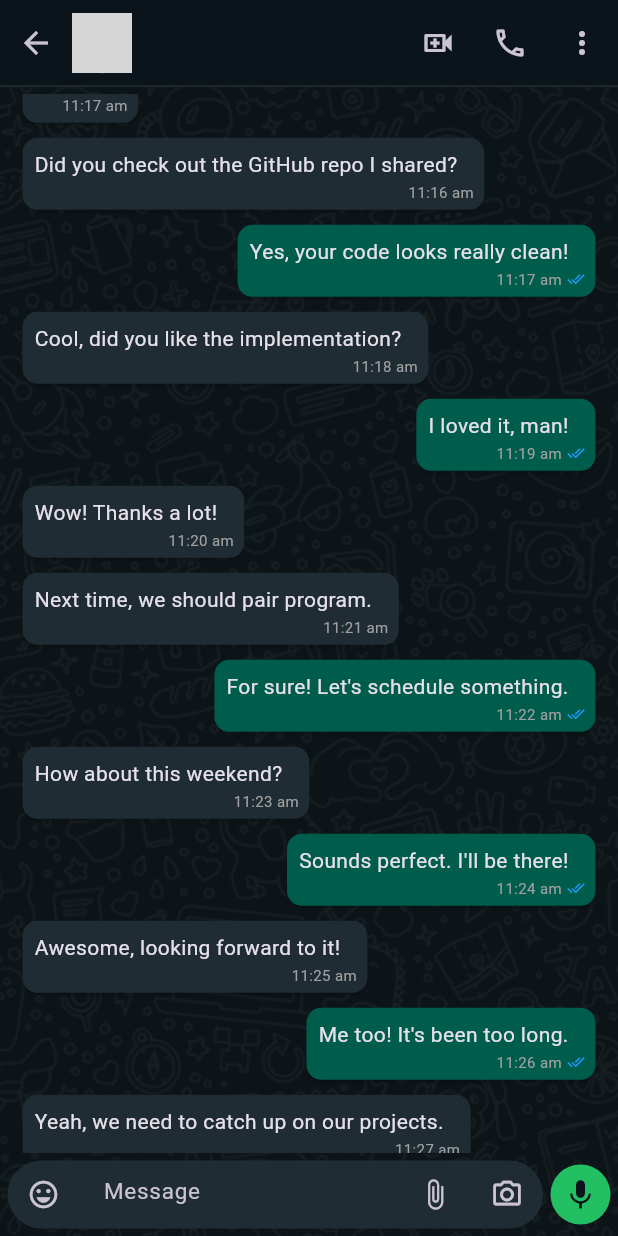
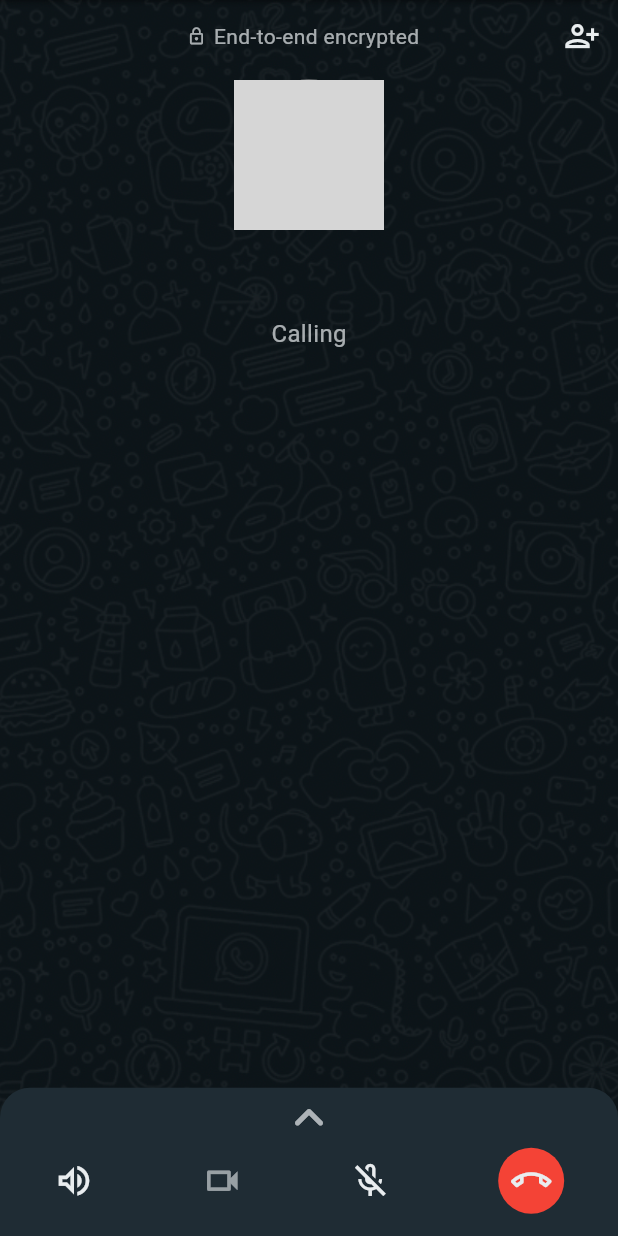
Before and after one commit to DevNadimm/WhatsApp-UI-Clone, a Flutter app: the MobileChatScreen screen opened directly with empty values, scrolled down 576 dp, after a tap on the "call" icon, on a phone screen of 412 x 824 dp. Run offline on Flutter 3.47's test engine with Material 3 defaults, Android fonts, the phone set to English and light mode, and no system bars; network calls fail; grey boxes are pictures that could not be loaded.

Commit message:
Audio call ui full done and button also work!

```diff
--- a/lib/info.dart
+++ b/lib/info.dart
@@ -266,7 +266,7 @@ final List<Map<String, String>> channels = [
 
 const calls = [
   {
-    'name': 'Ammu(2)',
+    'name': 'Ammu',
     'date': 'Today, 10:01 AM',
     'icon': Icons.arrow_upward,
     'profilePic':
--- /dev/null
+++ b/lib/screens/mobile_audio_call_screen.dart
@@ -0,0 +1,142 @@
+import 'package:flutter/material.dart';
+import 'package:whatsapp_clone/colors.dart';
+
+class MobileAudioCallScreen extends StatelessWidget {
+  const MobileAudioCallScreen(
+      {super.key, required this.name, required this.imgURL});
+
+  final String imgURL;
+  final String name;
+
+  @override
+  Widget build(BuildContext context) {
+    return Scaffold(
+      body: Container(
+        decoration: const BoxDecoration(
+          image: DecorationImage(
+            image: AssetImage('assets/backgroundImage.png'),
+            fit: BoxFit.cover,
+          ),
+        ),
+        child: SafeArea(
+          child: Column(
+            children: [
+              Row(
+                mainAxisAlignment: MainAxisAlignment.spaceBetween,
+                children: [
+                  const SizedBox(
+                    width: 40,
+                  ),
+                  Row(
+                    children: [
+                      Icon(
+                        Icons.lock_outline,
+                        size: 13,
+                        color: textColor.withOpacity(0.7),
+                      ),
+                      const SizedBox(
+                        width: 05,
+                      ),
+                      Text(
+                        'End-to-end encrypted',
+                        style: TextStyle(
+                          color: textColor.withOpacity(0.7),
+                        ),
+                      )
+                    ],
+                  ),
+                  IconButton(
+                    onPressed: () {},
+                    icon: const Icon(Icons.person_add_alt, color: textColor),
+                  ),
+                ],
+              ),
+              const SizedBox(
+                height: 5,
+              ),
+              CircleAvatar(
+                radius: 50,
+                backgroundColor: Colors.grey,
+                backgroundImage: NetworkImage(imgURL),
+              ),
+              const SizedBox(
+                height: 15,
+              ),
+              Text(
+                name,
+                style: const TextStyle(
+                    fontSize: 26,
+                    fontWeight: FontWeight.w400,
+                    color: textColor),
+              ),
+              const SizedBox(
+                height: 5,
+              ),
+              Text(
+                'Calling',
+                style: TextStyle(
+                  fontSize: 16,
+                  fontWeight: FontWeight.w400,
+                  color: textColor.withOpacity(0.7),
+                ),
+              ),
+              const Spacer(),
+              Container(
+                width: double.infinity,
+                height: MediaQuery.sizeOf(context).height * 0.12,
+                decoration: const BoxDecoration(
+                  color: mobileChatBoxColor,
+                  borderRadius: BorderRadius.only(
+                    topLeft: Radius.circular(20),
+                    topRight: Radius.circular(20),
+                  ),
+                ),
+                child: Column(
+                  children: [
+                    Icon(
+                      Icons.keyboard_arrow_up_rounded,
+                      size: 40,
+                      color: textColor.withOpacity(0.7),
+                    ),
+                    Row(
+                      mainAxisAlignment: MainAxisAlignment.spaceAround,
+                      children: [
+                        const Icon(
+                          Icons.volume_up_outlined,
+                          size: 27,
+                          color: textColor,
+                        ),
+                        Icon(
+                          Icons.videocam_outlined,
+                          size: 27,
+                          color: textColor.withOpacity(0.6),
+                        ),
+                        const Icon(
+                          Icons.mic_off_outlined,
+                          size: 27,
+                          color: textColor,
+                        ),
+                        InkWell(
+                          onTap: (){Navigator.pop(context);},
+                          child: const CircleAvatar(
+                            radius: 22,
+                            backgroundColor: Colors.red,
+                            child: Icon(
+                              Icons.call_end_outlined,
+                              size: 27,
+                              color: textColor,
+                            ),
+                          ),
+                        ),
+                      ],
+                    )
+                  ],
+                ),
+              )
+            ],
+          ),
+        ),
+      ),
+    );
+  }
+}
--- a/lib/screens/mobile_calls_screen.dart
+++ b/lib/screens/mobile_calls_screen.dart
@@ -107,6 +107,12 @@ class MobileCallsScreen extends StatelessWidget {
         ],
         body: const CallsList(),
       ),
+      floatingActionButton: FloatingActionButton(
+        onPressed: () {  },
+        backgroundColor: floatingActionButtonColor,
+        foregroundColor: floatingActionButtonIconColor,
+        child: const Icon(Icons.add_ic_call_rounded),
+      ),
     );
   }
 }
--- a/lib/widgets/calls_list.dart
+++ b/lib/widgets/calls_list.dart
@@ -1,6 +1,7 @@
 import 'package:flutter/material.dart';
 import 'package:whatsapp_clone/colors.dart';
 import 'package:whatsapp_clone/info.dart';
+import 'package:whatsapp_clone/screens/mobile_audio_call_screen.dart';
 
 class CallsList extends StatelessWidget {
   const CallsList({super.key});
@@ -29,14 +30,17 @@ class CallsList extends StatelessWidget {
                 child: Row(
                   children: [
                     Transform.rotate(
-                      angle: calls[index]['icon'] == Icons.arrow_upward ? 45 : 0.9,
+                      angle:
+                          calls[index]['icon'] == Icons.arrow_upward ? 45 : 0.9,
                       child: Icon(
-                        calls[index]['icon'] as IconData?, // Pass IconData directly
+                        calls[index]['icon'] as IconData?,
+                        // Pass IconData directly
                         size: 17,
                         color: floatingActionButtonColor,
                       ),
                     ),
-                    const SizedBox(width: 5), // Add spacing between icon and text
+                    const SizedBox(width: 5),
+                    // Add spacing between icon and text
                     Text(
                       calls[index]['date'].toString(),
                       style: const TextStyle(fontSize: 15, color: Colors.grey),
@@ -52,7 +56,17 @@ class CallsList extends StatelessWidget {
                 radius: 26,
               ),
               trailing: IconButton(
-                onPressed: () {},
+                onPressed: () {
+                  Navigator.push(
+                    context,
+                    MaterialPageRoute(
+                      builder: (_) => MobileAudioCallScreen(
+                        name: calls[index]['name'].toString(),
+                        imgURL: calls[index]['profilePic'].toString(),
+                      ),
+                    ),
+                  );
+                },
                 icon: const Icon(Icons.call_outlined, color: textColor),
               ),
             ),
--- a/lib/widgets/mobile_custom_app_bar.dart
+++ b/lib/widgets/mobile_custom_app_bar.dart
@@ -1,4 +1,5 @@
 import 'package:flutter/material.dart';
+import 'package:whatsapp_clone/screens/mobile_audio_call_screen.dart';
 
 import '../colors.dart';
 
@@ -39,7 +40,7 @@ class MobileCustomAppBar extends StatelessWidget {
           const Spacer(),
           IconButton(
             icon: const Icon(
-              Icons.video_call_outlined,
+              Icons.videocam_outlined,
             ),
             onPressed: () {},
           ),
@@ -47,7 +48,14 @@ class MobileCustomAppBar extends StatelessWidget {
             icon: const Icon(
               Icons.call_outlined,
             ),
-            onPressed: () {},
+            onPressed: () {
+              Navigator.push(
+                context,
+                MaterialPageRoute(
+                  builder: (_) => MobileAudioCallScreen(name: name, imgURL: imgURL,),
+                ),
+              );
+            },
           ),
           IconButton(
             icon: const Icon(
```
Also changed, not shown: pubspec.lock.
